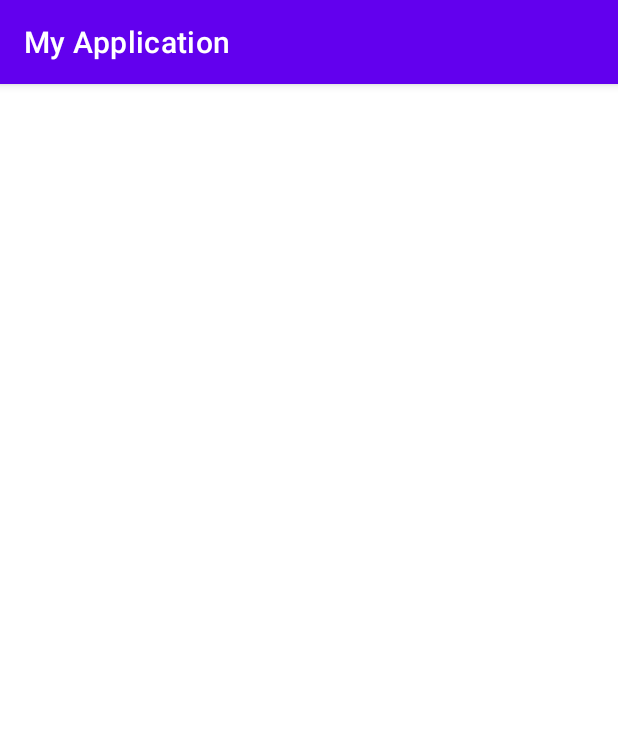
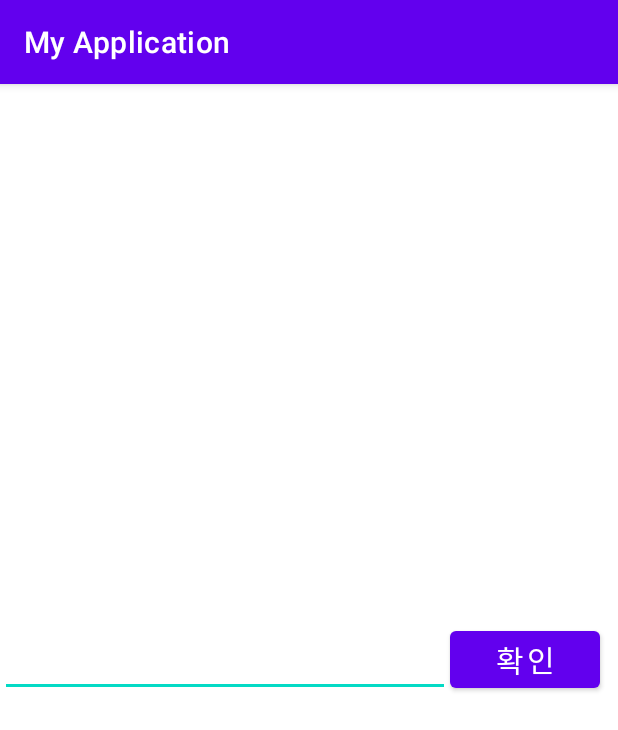
Before and after one commit to seoyoon04/Digitalcontent, an Android app: the screen it shows after launch (MainActivity), on a phone screen of 412 x 824 dp. Shown: the top 730 px of the screen. Run offline under Robolectric (Android 15) with nearby library versions, the light colour scheme and no system bars.

Commit message:
시작화면 + 인텐트(목표설정)

```diff
--- a/app/src/main/AndroidManifest.xml
+++ b/app/src/main/AndroidManifest.xml
@@ -9,6 +9,7 @@
         android:roundIcon="@mipmap/ic_launcher_round"
         android:supportsRtl="true"
         android:theme="@style/Theme.MyApplication">
+        <activity android:name=".Dointent"></activity>
         <activity android:name=".SplashActivity">
             <intent-filter>
                 <action android:name="android.intent.action.MAIN" />
@@ -16,9 +17,7 @@
                 <category android:name="android.intent.category.LAUNCHER" />
             </intent-filter>
         </activity>
-        <activity android:name=".MainActivity">
-
-        </activity>
+        <activity android:name=".MainActivity" />
     </application>
 
 </manifest>
--- a/app/src/main/java/com/example/myapplication/MainActivity.java
+++ b/app/src/main/java/com/example/myapplication/MainActivity.java
@@ -1,7 +1,11 @@
 package com.example.myapplication;
 
 import androidx.appcompat.app.AppCompatActivity;
+
+import android.content.Intent;
 import android.os.Bundle;
+import android.view.View;
+import android.widget.Button;
 
 public class MainActivity extends AppCompatActivity {
 
@@ -9,5 +13,14 @@ public class MainActivity extends AppCompatActivity {
     protected void onCreate(Bundle savedInstanceState) {
         super.onCreate(savedInstanceState);
         setContentView(R.layout.activity_main);
+
+        Button button = findViewById(R.id.button);
+        button.setOnClickListener(new View.OnClickListener() {
+            @Override
+            public void onClick(View view) {
+                Intent intent = new Intent(getApplicationContext(), Dointent.class);
+                startActivity(intent);
+            }
+        });
     }
 }
--- a/app/src/main/java/com/example/myapplication/activity_startscreen.java
+++ /dev/null
@@ -1,6 +0,0 @@
-package com.example.myapplication;
-
-import android.app.Activity;
-
-public class activity_startscreen extends Activity {
-}
--- a/app/src/main/res/layout/activity_main.xml
+++ b/app/src/main/res/layout/activity_main.xml
@@ -1,5 +1,5 @@
 <?xml version="1.0" encoding="utf-8"?>
-<androidx.constraintlayout.widget.ConstraintLayout
+<LinearLayout
     xmlns:android="http://schemas.android.com/apk/res/android"
     xmlns:tools="http://schemas.android.com/tools"
     xmlns:app="http://schemas.android.com/apk/res-auto"
@@ -8,9 +8,21 @@
     tools:context=".MainActivity">
 
 
+  <EditText
+      android:layout_width="300dp"
+      android:layout_height="50dp"
+      android:layout_gravity="center"
+      />
+
+  <Button
+      android:id="@+id/button"
+      android:layout_width="100dp"
+      android:layout_height="50dp"
+      android:layout_gravity="center"
+      android:textSize="20sp"
+      android:text="확인"/>
 
 
 
 
-
-  </androidx.constraintlayout.widget.ConstraintLayout>
+  </LinearLayout>
```
Also changed, not shown: app/src/main/java/com/example/myapplication/Dointent.java (added, +15 -0 lines), app/src/main/res/layout/activity_intent.xml (added, +15 -0 lines).
